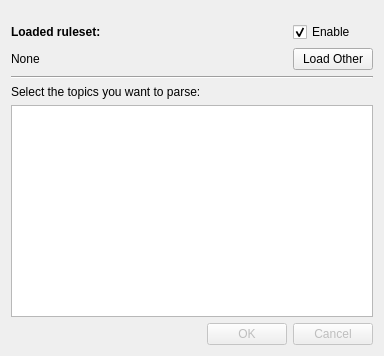
Old version of the form plugins/DataLoadROS/dialog_select_ros_topics.ui in the repository ziparker/PlotJuggler.
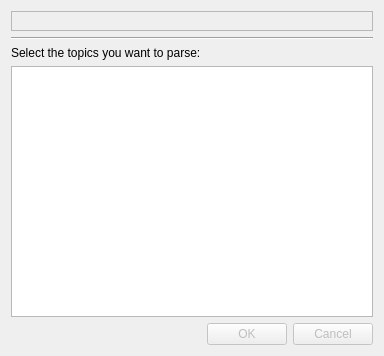
New version of the form.

Commit message: load rules moved in a reusable widget

What changed in the file:
```diff
--- a/plugins/DataLoadROS/dialog_select_ros_topics.ui
+++ b/plugins/DataLoadROS/dialog_select_ros_topics.ui
@@ -15,54 +15,15 @@
   </property>
   <layout class="QVBoxLayout" name="verticalLayout">
    <item>
-    <layout class="QGridLayout" name="gridLayout">
-     <property name="topMargin">
-      <number>11</number>
+    <widget class="QFrame" name="frame">
+     <property name="frameShape">
+      <enum>QFrame::StyledPanel</enum>
      </property>
-     <item row="0" column="0">
-      <widget class="QLabel" name="label">
-       <property name="font">
-        <font>
-         <weight>75</weight>
-         <bold>true</bold>
-        </font>
-       </property>
-       <property name="text">
-        <string>Loaded ruleset: </string>
-       </property>
-      </widget>
-     </item>
-     <item row="1" column="0">
-      <widget class="QLabel" name="labelLoadedRules">
-       <property name="text">
-        <string>None</string>
-       </property>
-      </widget>
-     </item>
-     <item row="1" column="1">
-      <widget class="QPushButton" name="pushButtonLoadRules">
-       <property name="maximumSize">
-        <size>
-         <width>80</width>
-         <height>16777215</height>
-        </size>
-       </property>
-       <property name="text">
-        <string>Load Other</string>
-       </property>
-      </widget>
-     </item>
-     <item row="0" column="1">
-      <widget class="QCheckBox" name="checkBoxEnableSubstitution">
-       <property name="text">
-        <string>Enable</string>
-       </property>
-       <property name="checked">
-        <bool>true</bool>
-       </property>
-      </widget>
-     </item>
-    </layout>
+     <property name="frameShadow">
+      <enum>QFrame::Raised</enum>
+     </property>
+     <layout class="QVBoxLayout" name="verticalLayout_2"/>
+    </widget>
    </item>
    <item>
     <widget class="Line" name="line">
```
The commit also changes 9 other files.
